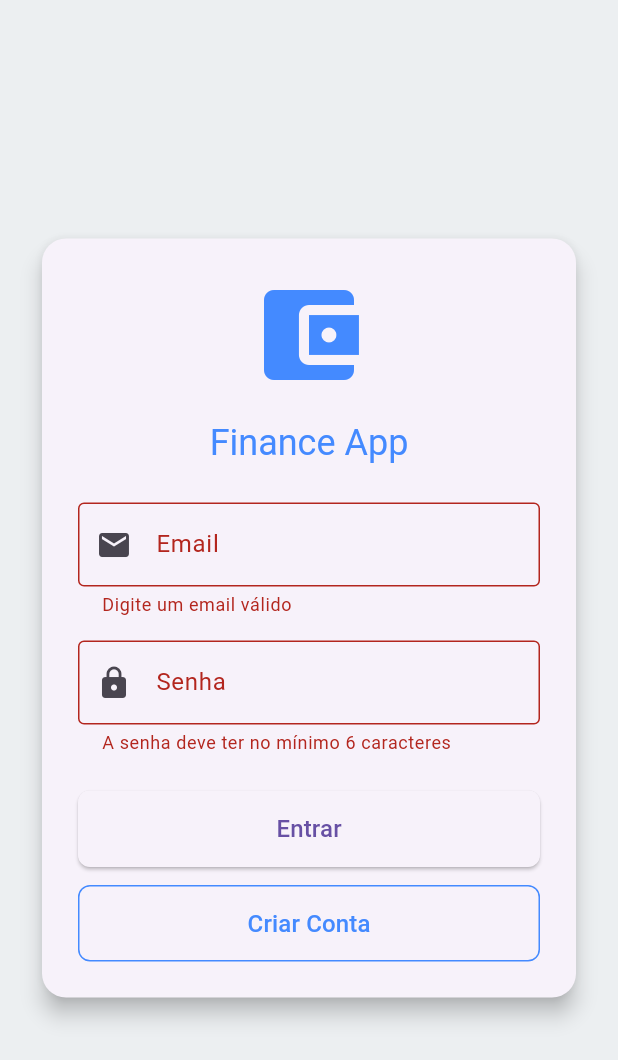
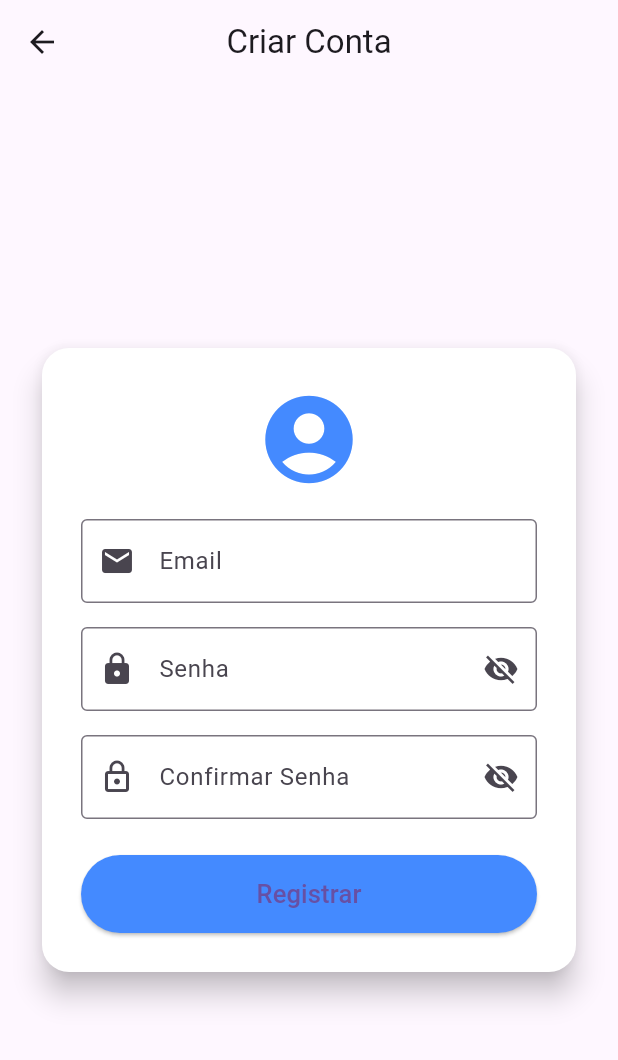
Before and after one commit to SantosJoaoGabriel/ReminderFlutter, a Flutter app: the screen it shows after launch, after a tap on "Entrar", after a tap on "Criar Conta", on a phone screen of 412 x 824 dp. Shown: the top 1060 px of the screen. Run offline on Flutter 3.47's test engine with Material 3 defaults, Android fonts, the phone set to English and light mode, and no system bars; our stand-ins replace cloud_firestore, firebase_auth, firebase_core; accounts and stored records are empty; network calls fail.

Commit message:
Feat:concluido

```diff
--- a/lib/main.dart
+++ b/lib/main.dart
@@ -21,7 +21,7 @@ class MyApp extends StatelessWidget {
     return ChangeNotifierProvider(
       create: (context) => AuthService(),
       child: MaterialApp(
-        title: 'Finance App',
+        title: 'Reminder App',
         theme: ThemeData(primarySwatch: Colors.blue),
         initialRoute: AppRoutes.login,
         routes: AppRoutes.routes,
--- a/lib/screens/auth/pages/login_page.dart
+++ b/lib/screens/auth/pages/login_page.dart
@@ -1,3 +1,4 @@
+import 'package:financing_app/screens/auth/pages/register_page.dart';
 import 'package:financing_app/screens/expenses/reminder_page.dart';
 import 'package:firebase_auth/firebase_auth.dart';
 import 'package:flutter/material.dart';
@@ -17,69 +18,95 @@ class _LoginPageState extends State<LoginPage> {
   final _formKey = GlobalKey<FormState>();
   String? _error;
   bool _success = false;
+  bool _isCreatingUser = false;
+  bool _obscurePassword = true;
 
   @override
   Widget build(BuildContext context) {
     final auth = context.watch<AuthService>();
     final size = MediaQuery.of(context).size;
+    final dark = Theme.of(context).brightness == Brightness.dark;
 
     return Scaffold(
-      backgroundColor: Colors.blueGrey[50],
+      backgroundColor: dark ? Colors.blueGrey[900] : Colors.blueGrey[50],
       body: Center(
         child: SingleChildScrollView(
           padding: const EdgeInsets.all(24),
           child: ConstrainedBox(
-            constraints: BoxConstraints(maxWidth: size.width * 0.9, maxHeight: size.height * 0.9),
+            constraints: BoxConstraints(
+              maxWidth: size.width > 420 ? 420 : size.width * 0.95,
+            ),
             child: Card(
-              elevation: 6,
-              shape: RoundedRectangleBorder(borderRadius: BorderRadius.circular(16)),
+              color: dark ? Colors.grey[850] : Colors.white,
+              elevation: 8,
+              shape: RoundedRectangleBorder(borderRadius: BorderRadius.circular(20)),
               child: Padding(
-                padding: const EdgeInsets.all(24),
+                padding: const EdgeInsets.all(30),
                 child: Form(
                   key: _formKey,
                   child: Column(
                     mainAxisSize: MainAxisSize.min,
                     children: [
-                      Icon(Icons.account_balance_wallet, size: 80, color: Colors.blueAccent),
+                      Image.network(
+                        "https://th.bing.com/th/id/OIP.Lddo6-yQCJntaifsBG1tLgHaHa?w=184&h=185&c=7&r=0&o=7&dpr=1.3&pid=1.7&rm=3",
+                        width: 90,
+                        height: 90,
+                        fit: BoxFit.contain,
+                      ),
                       const SizedBox(height: 16),
-                      Text('Finance App', style: Theme.of(context).textTheme.headlineSmall?.copyWith(color: Colors.blueAccent)),
+                      Text('Reminder App',
+                        style: Theme.of(context).textTheme.headlineSmall?.copyWith(
+                          color: Colors.blueAccent, fontWeight: FontWeight.bold)),
                       const SizedBox(height: 24),
                       TextFormField(
                         controller: _email,
-                        decoration: const InputDecoration(
+                        decoration: InputDecoration(
                           labelText: 'Email',
                           prefixIcon: Icon(Icons.email),
                           border: OutlineInputBorder(),
+                          filled: true,
+                          fillColor: dark ? Colors.blueGrey[800] : Colors.grey[200],
                         ),
+                        style: TextStyle(color: dark ? Colors.white : Colors.black87),
                         validator: (v) => v != null && v.contains('@') ? null : 'Digite um email válido',
+                        autofillHints: const [AutofillHints.email],
                       ),
                       const SizedBox(height: 16),
                       TextFormField(
                         controller: _password,
-                        decoration: const InputDecoration(
+                        decoration: InputDecoration(
                           labelText: 'Senha',
                           prefixIcon: Icon(Icons.lock),
                           border: OutlineInputBorder(),
+                          filled: true,
+                          fillColor: dark ? Colors.blueGrey[800] : Colors.grey[200],
+                          suffixIcon: IconButton(
+                            icon: Icon(_obscurePassword ? Icons.visibility_off : Icons.visibility),
+                            onPressed: () => setState(() => _obscurePassword = !_obscurePassword),
                           ),
-                        obscureText: true,
+                        ),
+                        obscureText: _obscurePassword,
+                        style: TextStyle(color: dark ? Colors.white : Colors.black87),
                         validator: (v) => v != null && v.length >= 6 ? null : 'A senha deve ter no mínimo 6 caracteres',
                       ),
-                      if (_error != null) ...[
-                        const SizedBox(height: 16),
-                        Text(
-                          _error!,
-                          style: const TextStyle(color: Colors.red, fontWeight: FontWeight.bold),
+                      if (_error != null)
+                        Padding(
+                          padding: const EdgeInsets.only(top: 16),
+                          child: Text(_error!,
+                              style: const TextStyle(color: Colors.red, fontWeight: FontWeight.bold)),
                         ),
-                      ],
-                      if (_success) ...[
-                        const SizedBox(height: 16),
-                        Text(
-                          'Login efetuado com sucesso!',
+                      if (_success)
+                        Padding(
+                          padding: const EdgeInsets.only(top: 16),
+                          child: Text(
+                            'Conta criada com sucesso!',
                             style: const TextStyle(color: Colors.green, fontWeight: FontWeight.bold),
                           ),
-                      ],
-                      const SizedBox(height: 24),
-                      auth.isLoading
+                        ),
+                      const SizedBox(height: 30),
+                      AnimatedSwitcher(
+                        duration: const Duration(milliseconds: 200),
+                        child: auth.isLoading || _isCreatingUser
                             ? const CircularProgressIndicator()
                             : Column(
                                 children: [
@@ -88,26 +115,34 @@ class _LoginPageState extends State<LoginPage> {
                                     child: ElevatedButton(
                                       onPressed: _signIn,
                                       style: ElevatedButton.styleFrom(
-                                      padding: const EdgeInsets.symmetric(vertical: 14),
-                                      shape: RoundedRectangleBorder(borderRadius: BorderRadius.circular(8)),
+                                        padding: const EdgeInsets.symmetric(vertical: 16),
+                                        backgroundColor: Colors.blueAccent,
+                                        shape: RoundedRectangleBorder(
+                                            borderRadius: BorderRadius.circular(10)),
                                       ),
-                                    child: const Text('Entrar', style: TextStyle(fontSize: 16)),
+                                      child: const Text('Entrar', style: TextStyle(fontSize: 18)),
                                     ),
                                   ),
-                                const SizedBox(height: 12),
+                                  const SizedBox(height: 14),
                                   SizedBox(
                                     width: double.infinity,
                                     child: OutlinedButton(
-                                    onPressed: _signUp,
+                                      onPressed: () {
+                                        Navigator.of(context).push(
+                                          MaterialPageRoute(builder: (_) => const RegisterPage()),
+                                        );
+                                      },
                                       style: OutlinedButton.styleFrom(
-                                      padding: const EdgeInsets.symmetric(vertical: 14),
+                                        padding: const EdgeInsets.symmetric(vertical: 16),
                                         side: const BorderSide(color: Colors.blueAccent),
-                                      shape: RoundedRectangleBorder(borderRadius: BorderRadius.circular(8)),
+                                        shape: RoundedRectangleBorder(
+                                            borderRadius: BorderRadius.circular(10)),
                                       ),
-                                    child: const Text('Criar Conta', style: TextStyle(fontSize: 16, color: Colors.blueAccent)),
+                                      child: const Text('Criar Conta', style: TextStyle(fontSize: 18, color: Colors.blueAccent)),
                                     ),
                                   ),
                                 ],
+                              ),
                       ),
                     ],
                   ),
@@ -126,31 +161,13 @@ class _LoginPageState extends State<LoginPage> {
     setState(() {
       _error = null;
       _success = false;
+      _isCreatingUser = false;
     });
 
     try {
       await context.read<AuthService>().signIn(_email.text.trim(), _password.text.trim());
       Navigator.of(context).pushReplacement(
         MaterialPageRoute(builder: (context) => const RemindersPage()));
-     // setState(() => _success = true);
-    } on FirebaseAuthException catch (e) {
-      setState(() => _error = _handleFirebaseError(e));
-    } catch (e) {
-      setState(() => _error = 'Erro inesperado: ${e.toString()}');
-    }
-  }
-
-  Future<void> _signUp() async {
-    if (!_formKey.currentState!.validate()) return;
-
-    setState(() {
-      _error = null;
-      _success = false;
-    });
-
-    try {
-      await context.read<AuthService>().signUp(_email.text.trim(), _password.text.trim());
-      setState(() => _success = true);
     } on FirebaseAuthException catch (e) {
       setState(() => _error = _handleFirebaseError(e));
     } catch (e) {
--- /dev/null
+++ b/lib/screens/auth/pages/register_page.dart
@@ -0,0 +1,154 @@
+import 'package:flutter/material.dart';
+import 'package:provider/provider.dart';
+import '../../../services/auth_service.dart';
+
+class RegisterPage extends StatefulWidget {
+  const RegisterPage({super.key});
+
+  @override
+  State<RegisterPage> createState() => _RegisterPageState();
+}
+
+class _RegisterPageState extends State<RegisterPage> {
+  final _email = TextEditingController();
+  final _password = TextEditingController();
+  final _confirmPassword = TextEditingController();
+  final _formKey = GlobalKey<FormState>();
+  String? _error;
+  bool _success = false;
+  bool _isCreating = false;
+  bool _obscurePassword = true;
+  bool _obscureConfirm = true;
+
+  @override
+  Widget build(BuildContext context) {
+    final dark = Theme.of(context).brightness == Brightness.dark;
+
+    return Scaffold(
+      appBar: AppBar(title: const Text('Criar Conta'), centerTitle: true),
+      body: Center(
+        child: SingleChildScrollView(
+          padding: const EdgeInsets.all(24),
+          child: Card(
+            color: dark ? Colors.grey[850] : Colors.white,
+            elevation: 8,
+            shape: RoundedRectangleBorder(borderRadius: BorderRadius.circular(18)),
+            child: Padding(
+              padding: const EdgeInsets.all(26),
+              child: Form(
+                key: _formKey,
+                child: Column(
+                  mainAxisSize: MainAxisSize.min,
+                  children: [
+                    const Icon(Icons.account_circle, size: 70, color: Colors.blueAccent),
+                    const SizedBox(height: 18),
+                    TextFormField(
+                      controller: _email,
+                      decoration: const InputDecoration(
+                        labelText: 'Email',
+                        prefixIcon: Icon(Icons.email),
+                        border: OutlineInputBorder(),
+                      ),
+                      validator: (v) => v != null && v.contains('@') ? null : 'Digite um email válido',
+                    ),
+                    const SizedBox(height: 16),
+                    TextFormField(
+                      controller: _password,
+                      decoration: InputDecoration(
+                        labelText: 'Senha',
+                        prefixIcon: const Icon(Icons.lock),
+                        border: const OutlineInputBorder(),
+                        suffixIcon: IconButton(
+                          icon: Icon(_obscurePassword ? Icons.visibility_off : Icons.visibility),
+                          onPressed: () => setState(() => _obscurePassword = !_obscurePassword),
+                        ),
+                      ),
+                      obscureText: _obscurePassword,
+                      validator: (v) => v != null && v.length >= 6 ? null : 'Min. 6 caracteres',
+                    ),
+                    const SizedBox(height: 16),
+                    TextFormField(
+                      controller: _confirmPassword,
+                      decoration: InputDecoration(
+                        labelText: 'Confirmar Senha',
+                        prefixIcon: const Icon(Icons.lock_outline),
+                        border: const OutlineInputBorder(),
+                        suffixIcon: IconButton(
+                          icon: Icon(_obscureConfirm ? Icons.visibility_off : Icons.visibility),
+                          onPressed: () => setState(() => _obscureConfirm = !_obscureConfirm),
+                        ),
+                      ),
+                      obscureText: _obscureConfirm,
+                      validator: (v) => v != null && v == _password.text ? null : 'As senhas não coincidem',
+                    ),
+                    if (_error != null)
+                      Padding(
+                        padding: const EdgeInsets.only(top: 14),
+                        child: Text(_error!,
+                          style: const TextStyle(color: Colors.red, fontWeight: FontWeight.bold)
+                        ),
+                      ),
+                    if (_success)
+                      Padding(
+                        padding: const EdgeInsets.only(top: 14),
+                        child: Text(
+                          'Conta criada! Faça login :)',
+                          style: const TextStyle(color: Colors.green, fontWeight: FontWeight.bold),
+                        ),
+                      ),
+                    const SizedBox(height: 24),
+                    SizedBox(
+                      width: double.infinity,
+                      child: ElevatedButton(
+                        onPressed: _isCreating ? null : _signUp,
+                        style: ElevatedButton.styleFrom(
+                          padding: const EdgeInsets.symmetric(vertical: 14),
+                          backgroundColor: Colors.blueAccent),
+                        child: _isCreating
+                          ? const CircularProgressIndicator(color: Colors.white)
+                          : const Text('Registrar', style: TextStyle(fontSize: 17)),
+                      ),
+                    ),
+                  ],
+                ),
+              ),
+            ),
+          ),
+        ),
+      ),
+    );
+  }
+
+  Future<void> _signUp() async {
+    if (!_formKey.currentState!.validate()) return;
+
+    setState(() {
+      _error = null;
+      _success = false;
+      _isCreating = true;
+    });
+
+    try {
+      await context.read<AuthService>().signUp(_email.text.trim(), _password.text.trim());
+      setState(() {
+        _success = true;
+        _isCreating = false;
+        _error = null;
+      });
+      Navigator.of(context).pop(); // <- Volta para tela de login após sucesso
+    } catch (e) {
+      setState(() {
+        _error = 'Erro ao cadastrar: ${e is Exception ? e.toString() : "verifique os dados"}';
+        _isCreating = false;
+      });
+    }
+  }
+
+  @override
+  void dispose() {
+    _email.dispose();
+    _password.dispose();
+    _confirmPassword.dispose();
+    super.dispose();
+  }
+}
--- a/lib/screens/expenses/reminder_page.dart
+++ b/lib/screens/expenses/reminder_page.dart
@@ -1,8 +1,11 @@
+import 'package:financing_app/screens/auth/pages/login_page.dart';
+import 'package:provider/provider.dart';
 import 'package:financing_app/models/reminder.dart';
 import 'package:financing_app/services/reminder_service.dart';
 import 'package:flutter/material.dart';
 import 'package:intl/intl.dart';
 import 'package:financing_app/services/weather_service.dart';
+import 'package:financing_app/services/auth_service.dart';
 
 class RemindersPage extends StatefulWidget {
   const RemindersPage({super.key});
@@ -33,6 +36,7 @@ class _RemindersPageState extends State<RemindersPage> {
   }
 
   showDialog(
+
     context: context,
     builder: (_) => AlertDialog(
       title: Text(reminder != null ? 'Editar Lembrete' : 'Novo Lembrete'),
@@ -72,14 +76,14 @@ class _RemindersPageState extends State<RemindersPage> {
       actions: [
         TextButton(
           onPressed: () => Navigator.pop(context),
-          child: const Text('Cancelar'),
+          child: const Text('Voltar'),
         ),
         ElevatedButton(
           onPressed: () async {
             if (!_formKey.currentState!.validate() || _selectedDate == null) return;
 
-            // Chamada para a WeatherAPI - aqui acontece a integração automática!
-            String cidade = "São Paulo"; // ou use um campo do usuário
+            // Chama a WeatherAPI
+            String cidade = "Guarapuava";
             String clima = await WeatherService().getWeatherDescription(
               city: cidade,
               date: _selectedDate!,
@@ -89,7 +93,7 @@ class _RemindersPageState extends State<RemindersPage> {
               id: reminder?.id ?? '', // Firestore irá gerar id se vazio
               title: _titleController.text.trim(),
               description: _descriptionController.text.trim(),
-              weather: clima, // agora preenchido automaticamente!
+              weather: clima,
               date: _selectedDate!,
             );
 
@@ -111,11 +115,23 @@ class _RemindersPageState extends State<RemindersPage> {
   @override
   Widget build(BuildContext context) {
     return Scaffold(
-      appBar: AppBar(
-        title: const Text('Lembretes'),
-        centerTitle: true,
-        backgroundColor: Colors.blue,
-      ),
+        appBar: AppBar(
+          title: const Text('Lembretes'),
+          centerTitle: true,
+          backgroundColor: Colors.blue,
+          actions: [
+            IconButton(
+              icon: const Icon(Icons.logout),
+              tooltip: 'Logout',
+              onPressed: () async {
+                await context.read<AuthService>().signOut();
+                Navigator.of(context).pushReplacement(
+                  MaterialPageRoute(builder: (context) => const LoginPage()),
+                );
+              },
+            ),
+          ],
+        ),
       floatingActionButton: FloatingActionButton(
         onPressed: () => _showReminderDialog(),
         child: const Icon(Icons.add),
```
Lines whose indentation alone changed are shown as unchanged.
